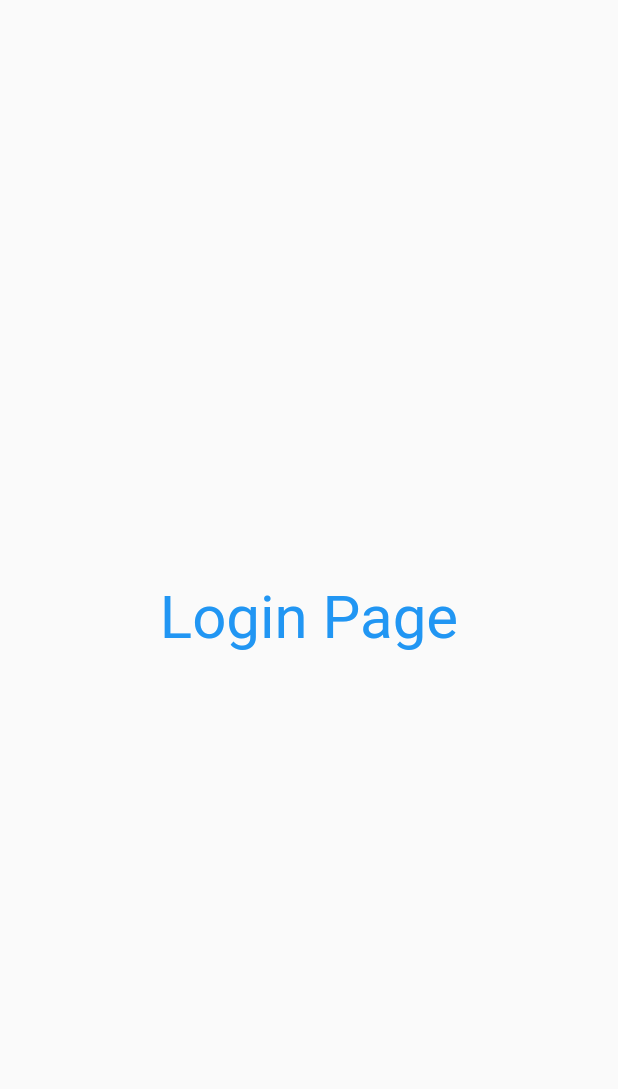
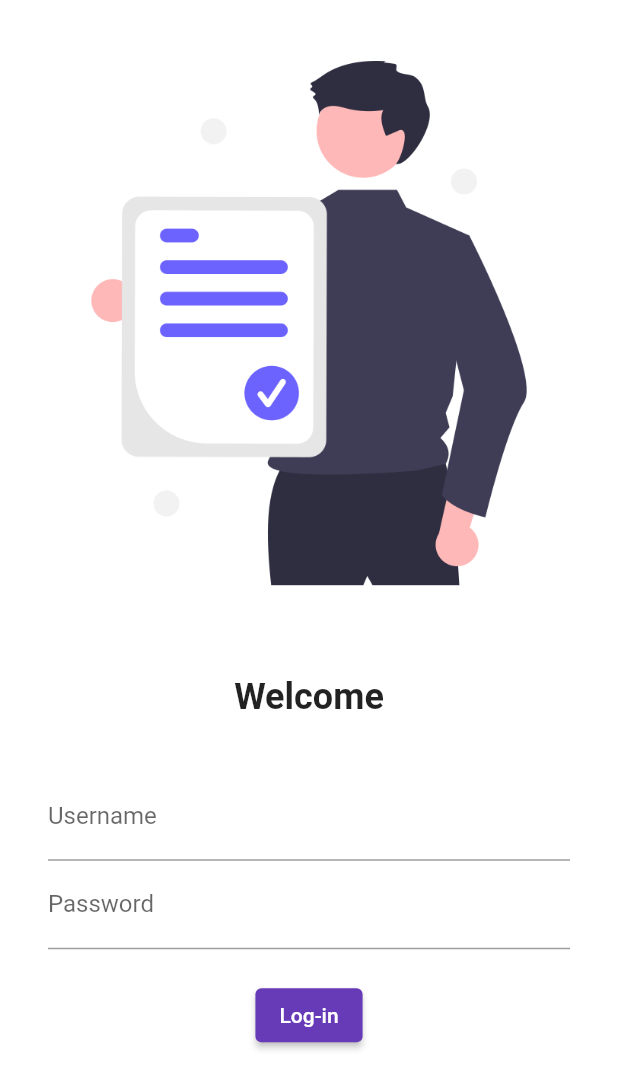
Before and after one commit to RoshanSutihar/learn_flutter, a Flutter app: the screen it shows after launch, on a phone screen of 412 x 824 dp. Shown: the top 1089 px of the screen. Run offline on Flutter 3.47's test engine with Material 2 defaults, Android fonts, the phone set to English and light mode, and no system bars.

Commit message:
Day 4 complete

```diff
--- a/lib/screens/login_page.dart
+++ b/lib/screens/login_page.dart
@@ -6,14 +6,54 @@ class Loginpage extends StatelessWidget {
   @override
   Widget build(BuildContext context) {
     return Material(
-        child: Center(
-      child: Text(
-        "Login Page",
-        style: TextStyle(
-          fontSize: 40,
-          color: Colors.blue,
-        ),
-      ),
-    ));
+        color: Colors.white,
+        child: Column(
+          children: [
+            Image.asset(
+              "assets/images/undraw_Certificate_re_yadi.png",
+              fit: BoxFit.cover,
+            ),
+            SizedBox(
+              height: 20.0,
+            ),
+            Text(
+              "Welcome",
+              style: TextStyle(fontSize: 24, fontWeight: FontWeight.bold),
+            ),
+            SizedBox(
+              height: 20.0,
+            ),
+            Padding(
+              padding:
+                  const EdgeInsets.symmetric(vertical: 16.0, horizontal: 32),
+              child: Column(
+                children: [
+                  TextFormField(
+                    decoration: InputDecoration(
+                      hintText: "Enter Username",
+                      labelText: "Username",
+                    ),
+                  ),
+                  TextFormField(
+                    obscureText: true,
+                    decoration: InputDecoration(
+                      hintText: "Enter Password",
+                      labelText: "Password",
+                    ),
+                  ),
+                  SizedBox(
+                    height: 20.0,
+                  ),
+                  ElevatedButton(
+                    onPressed: () {
+                      print("Hi roshan");
+                    },
+                    child: Text("Log-in"),
+                  )
+                ],
+              ),
+            )
+          ],
+        ));
   }
 }
--- a/pubspec.yaml
+++ b/pubspec.yaml
@@ -34,6 +34,8 @@ dependencies:
   # The following adds the Cupertino Icons font to your application.
   # Use with the CupertinoIcons class for iOS style icons.
   cupertino_icons: ^1.0.2
+  google_fonts: ^2.1.0
+
 
 dev_dependencies:
   flutter_test:
@@ -58,8 +60,8 @@ flutter:
   uses-material-design: true
 
   # To add assets to your application, add an assets section, like this:
-  # assets:
-  #   - images/a_dot_burr.jpeg
+  assets:
+    - assets/images/
   #   - images/a_dot_ham.jpeg
 
   # An image asset can refer to one or more resolution-specific "variants", see
```
Also changed, not shown: assets/images/undraw_Certificate_re_yadi.png (added).
